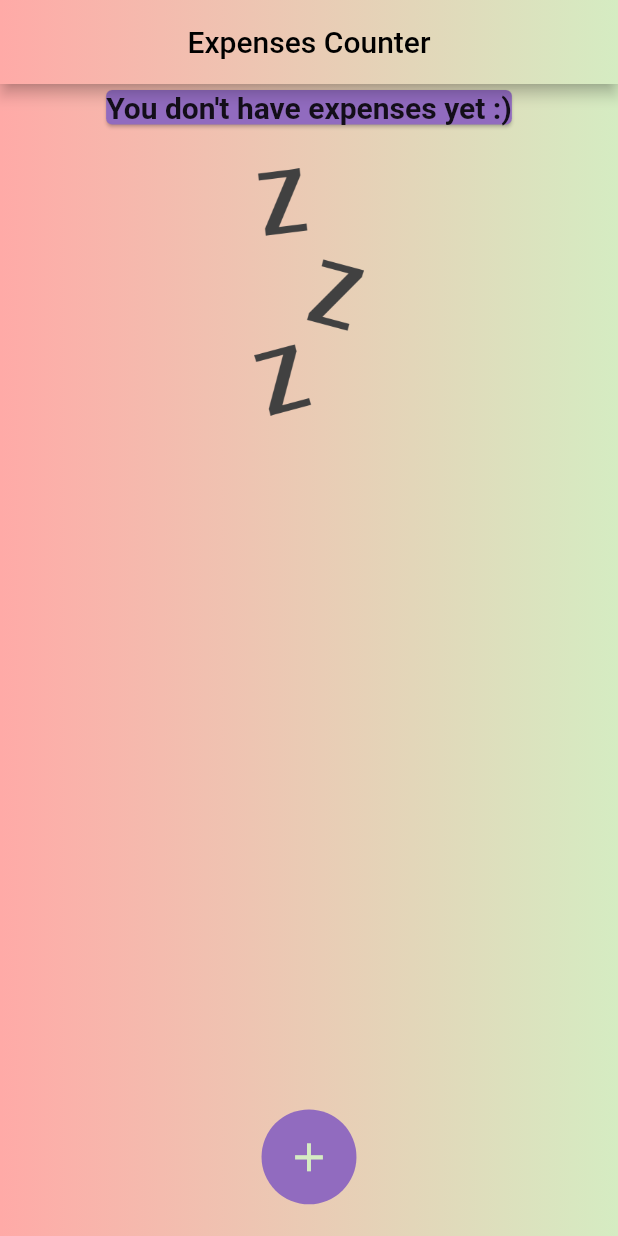
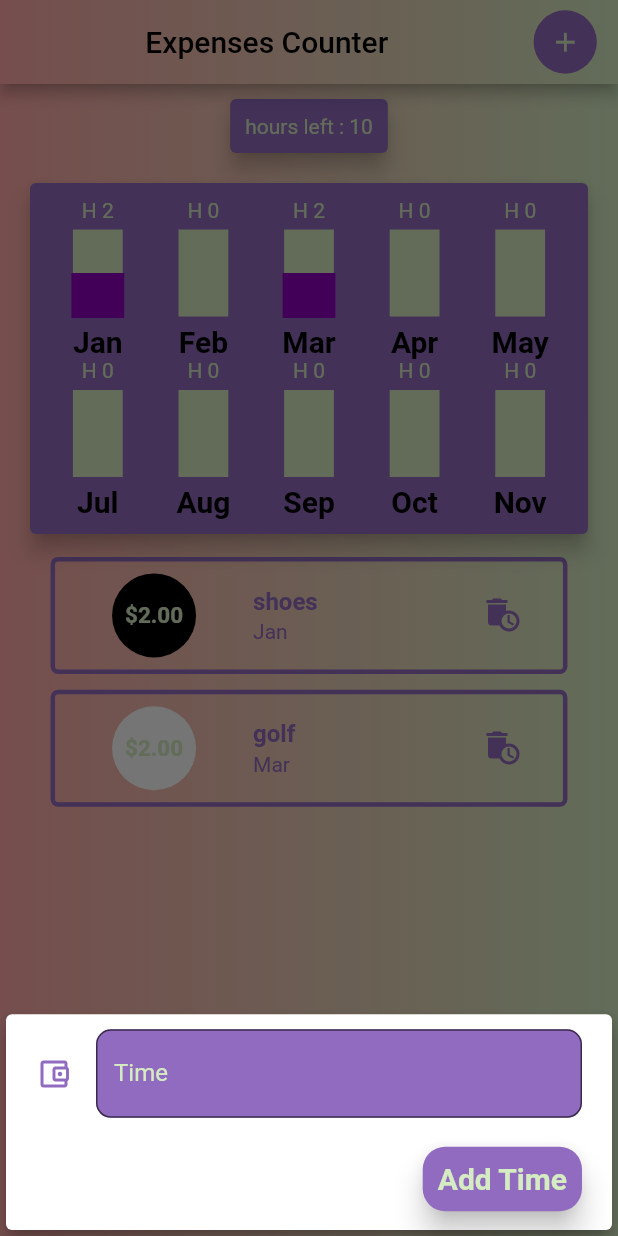
Before and after one commit to budda24/rehabilitation_time_counter, a Flutter app: the screen it shows after launch, after a tap on the "add" icon, on a phone screen of 412 x 824 dp. Run offline on Flutter 3.47's test engine with Material 2 defaults, Android fonts, the phone set to English and light mode, and no system bars; our stand-ins replace flutter_screenutil, get.

Commit message:
houers left & chart with 12 mounth

```diff
--- a/lib/app/data/transaction.dart
+++ b/lib/app/data/transaction.dart
@@ -2,10 +2,10 @@ class Transaction {
   final String id;
   final String title;
   final double amount;
-  final DateTime date;
+  final String month;
   const Transaction({
     required this.amount,
-    required this.date,
+    required this.month,
     required this.id,
     required this.title,
   });
--- a/lib/app/modules/home/controllers/home_controller.dart
+++ b/lib/app/modules/home/controllers/home_controller.dart
@@ -1,35 +1,46 @@
+import 'package:flutter/material.dart';
 import 'package:get/get.dart';
 
 import '../../../data/transaction.dart';
+import '../../../widgets/add_time_sheet.dart';
+import '../../../widgets/chart_bar.dart';
+import '../../../widgets/add_rehabilitation_sheet.dart';
 
 class HomeController extends GetxController {
-  bool isChartDisplayed = true;
+  final TextEditingController textControllerAmount = TextEditingController();
+  final TextEditingController textControllertitle = TextEditingController();
+  final TextEditingController textControllerhouersToUse =
+      TextEditingController();
 
-  void startAddNewTransaction() {
-    /* Get.showOverlay(
-      context: ctx,
-      isScrollControlled: true,
-      : (_) {
-        print('function trigered');
-        return Padding(
-          padding: const EdgeInsets.symmetric(horizontal: 18),
-          child: NewTransaction(
-            getTransactionList: () {/*TODO add new transaction */},
-            mediaQuery: MediaQuery.of(ctx),
-          ),
-        );
-      },
-    ); */
+  int houerToUse = 10;
+  void changeHoursToUse() {
+    houerToUse = int.parse(textControllerhouersToUse.text);
   }
 
-  static final List<Transaction> listTransactions = [
-    Transaction(amount: 155.00, date: DateTime.now(), id: 't1', title: 'shoes'),
-    Transaction(amount: 122, date: DateTime.now(), id: 't2', title: 'golf')
+  final List<Transaction> listTransactions = [
+    Transaction(amount: 2, month: 'Jan', id: 't1', title: 'shoes'),
+    Transaction(amount: 2, month: 'Mar', id: 't2', title: 'golf')
   ];
 
-  void addNewTransaction(String txTitle, double txAmount, DateTime date) {
-    var tmpTx = Transaction(
-        amount: txAmount, title: txTitle, date: date, id: 'transaction: index');
+  var monthSelected = 'Jan';
+  final List<String> mounthList = [
+    'Jan',
+    'Feb',
+    'Mar',
+    'Apr',
+    'May',
+    'Jun',
+    'Jul',
+    'Aug',
+    'Sep',
+    'Oct',
+    'Nov',
+    'Dec'
+  ];
+
+  @override
+  void onClose() {
+    super.onClose();
   }
 
   @override
@@ -42,8 +53,64 @@ class HomeController extends GetxController {
     super.onReady();
   }
 
-  @override
-  void onClose() {
-    super.onClose();
+  Future showBottomSheetNewTransaction() {
+    return Get.bottomSheet(NewTransaction());
+  }
+
+  Future showBottomSheetNewhouers() {
+    return Get.bottomSheet(NewAvailableTimeSheet());
+  }
+
+  void addTransaction(Transaction transaction) {
+    listTransactions.add(transaction);
+  }
+
+  List<Map<String, dynamic>> get grupedTransactionValues {
+    return mounthList.map((e) {
+      double houersSpent = 0;
+      listTransactions.forEach((element) {
+        if (e == element.month) {
+          houersSpent += element.amount;
+        }
+      });
+      return {'mounth': e, 'houers_spent': houersSpent};
+    }).toList();
+  }
+
+  /*creating the list of widgets chart*/
+  List<Widget> get listOfCharts {
+    List<Widget> barList = [];
+    if (grupedTransactionValues.isNotEmpty) {
+      int lenght = grupedTransactionValues.length;
+      for (int i = 0; i < lenght; i++) {
+        barList.add(Flexible(
+          fit: FlexFit.tight,
+          child: ChartBar(
+              lable: grupedTransactionValues[i]['mounth'].toString(),
+              spendedamount: double.parse(
+                  grupedTransactionValues[i]['houers_spent'].toString()),
+              totalSpendedamount: 4 //TODO total spending,
+              ),
+        ));
+      }
+    } else {
+      listOfCharts.add(ChartBar(
+          lable: 'there is no transaction',
+          spendedamount: 0,
+          totalSpendedamount: 0));
+    }
+    return barList;
+  }
+
+  void addNewTransaction() {
+    listTransactions.add(
+      Transaction(
+          amount: double.parse(textControllerAmount.text),
+          title: textControllertitle.text,
+          month: monthSelected,
+          id: 'index${listTransactions.length}'),
+    );
+    update();
+    Get.back();
   }
 }
--- a/lib/app/modules/home/views/home_view.dart
+++ b/lib/app/modules/home/views/home_view.dart
@@ -1,9 +1,11 @@
 import 'package:flutter/material.dart';
+import 'package:flutter_screenutil/flutter_screenutil.dart';
 
 import 'package:get/get.dart';
 
 import '../../../../const/const.dart';
 import '../../../widgets/IconPlusButton.dart';
+import '../../../widgets/chart.dart';
 import '../../../widgets/transaction_list.dart';
 import '../controllers/home_controller.dart';
 
@@ -11,17 +13,22 @@ class HomeView extends GetView<HomeController> {
   const HomeView({Key? key}) : super(key: key);
   @override
   Widget build(BuildContext context) {
-    MediaQueryData mediaQuery = MediaQuery.of(context);
-    double width = mediaQuery.size.width;
-    double height = mediaQuery.size.height;
-    /*for rendering difrent dependent on orientation*/
-    bool isLandscape = mediaQuery.orientation == Orientation.landscape;
-
     return Container(
       decoration: kBoxLinearGradient,
       child: Scaffold(
         appBar: AppBar(
           flexibleSpace: Container(decoration: kBoxLinearGradient),
+          actions: [
+            Container(
+              margin: EdgeInsets.only(right: 0.0342.sw),
+              child: IconPlusButton(
+                callBack: () {
+                  controller.showBottomSheetNewhouers();
+                },
+                iconSize: 0.0256.sh,
+              ),
+            )
+          ],
           title: Center(
             child: Text(
               'Expenses Counter',
@@ -36,23 +43,37 @@ class HomeView extends GetView<HomeController> {
             mainAxisAlignment: MainAxisAlignment.start,
             crossAxisAlignment: CrossAxisAlignment.center,
             children: [
-              //chartOn?
-              /* ? Chart(
-                      listOfTransactionl: []/* list of transaction */,
-                    )
-                  : */
-              TransactionList(
-                lfDeleteTransaction: () {/*TODO delete transaction */},
-                listTransactions: [],
+              Card(
+                elevation: 6,
+                margin: kMainMargin,
+                color: kPurpulColor,
+                child: Padding(
+                  padding: const EdgeInsets.all(10.0),
+                  child: GetBuilder<HomeController>(
+                    builder: (builderController) {
+                      return Text(
+                        'hours left : ${builderController.houerToUse.toString()}',
+                        style: TextStyle(color: kMainColor),
+                      );
+                    },
+                  ),
+                ),
               ),
+              Chart(),
+              GetBuilder<HomeController>(builder: (builderController) {
+                return TransactionList(
+                  lfDeleteTransaction: () {/*TODO delete transaction */},
+                  listTransactions: builderController.listTransactions,
+                );
+              }),
             ],
           ),
         ),
         floatingActionButton: Container(
-          margin: EdgeInsets.only(bottom: height * 0.0256),
+          margin: EdgeInsets.only(bottom: 0.0256.sh),
           child: IconPlusButton(
-            callBack: () => {} /* startAddNewTransaction(context) */,
-            iconSize: height * 0.0384,
+            callBack: () => {controller.showBottomSheetNewTransaction()},
+            iconSize: 0.0384.sh,
           ),
         ),
         floatingActionButtonLocation: FloatingActionButtonLocation.centerDocked,
--- a/lib/app/widgets/IconPlusButton.dart
+++ b/lib/app/widgets/IconPlusButton.dart
@@ -11,11 +11,11 @@ class IconPlusButton extends StatelessWidget {
   Widget build(BuildContext context) {
     return CircleAvatar(
       radius: iconSize,
-      backgroundColor: kGreColor,
+      backgroundColor: kPurpulColor,
       child: IconButton(
         color: kMainColor,
         iconSize: iconSize,
-        onPressed:callBack,
+        onPressed: callBack,
         icon: Icon(
           Icons.add,
         ),
--- /dev/null
+++ b/lib/app/widgets/add_time_sheet.dart
@@ -0,0 +1,65 @@
+import 'package:flutter/material.dart';
+import 'package:flutter_complete_guide/app/modules/home/controllers/home_controller.dart';
+import 'package:flutter_screenutil/flutter_screenutil.dart';
+import 'package:get/get.dart';
+
+import '../../const/const.dart';
+
+class NewAvailableTimeSheet extends StatelessWidget {
+  @override
+  Widget build(BuildContext context) {
+    var homeController = Get.find<HomeController>();
+    return LayoutBuilder(builder: (context, constrains) {
+      return Card(
+        elevation: 5,
+        child: Container(
+          margin: kMainMargin,
+          child: Column(
+            crossAxisAlignment: CrossAxisAlignment.end,
+            mainAxisSize: MainAxisSize.min,
+            children: [
+              TextField(
+                keyboardType: TextInputType.number,
+                controller: homeController.textControllerhouersToUse,
+                decoration: InputDecoration(
+                  border: OutlineInputBorder(
+                    borderRadius: BorderRadius.circular(10.0),
+                  ),
+                  filled: true,
+                  fillColor: kPurpulColor,
+                  icon: Icon(
+                    Icons.account_balance_wallet_outlined,
+                    color: kPurpulColor,
+                  ),
+                  label: Text(
+                    'Time',
+                    style: TextStyle(color: kMainColor),
+                  ),
+                ),
+              ),
+              SizedBox(
+                height: 0.0204.sh,
+              ),
+              TextButton(
+                onPressed: () {
+
+                },
+                child: Text(
+                  'Add Time',
+                  style: kTextTitle.copyWith(color: kMainColor),
+                ),
+                style: ButtonStyle(
+                  padding: MaterialStateProperty.all(const EdgeInsets.all(10)),
+                  elevation: MaterialStateProperty.all(8),
+                  shape: MaterialStateProperty.all(RoundedRectangleBorder(
+                      borderRadius: BorderRadius.circular(15))),
+                  backgroundColor: MaterialStateProperty.all(kPurpulColor),
+                ),
+              ),
+            ],
+          ),
+        ),
+      );
+    });
+  }
+}
--- a/lib/app/widgets/chart_bar.dart
+++ b/lib/app/widgets/chart_bar.dart
@@ -8,14 +8,11 @@ class ChartBar extends StatelessWidget {
     required this.lable,
     required this.spendedamount,
     required this.totalSpendedamount,
-    /*required this.dateTime,*/
   }) : super(key: key);
 
   final String lable;
   final double spendedamount;
   final double totalSpendedamount;
-
-  /*final DateTime dateTime;*/
 
   @override
   Widget build(BuildContext context) {
@@ -26,7 +23,7 @@ class ChartBar extends StatelessWidget {
           children: [
             Container(
               child: Text(
-                '\$${spendedamount.toStringAsFixed(0)}',
+                '\H ${spendedamount.toStringAsFixed(0)}',
                 style: TextStyle(color: kMainColor),
               ),
             ),
@@ -35,13 +32,13 @@ class ChartBar extends StatelessWidget {
             ),
             Container(
               height: 60,
-              width: width*0.500,
+              width: width * 0.500,
               child: Stack(
                 children: [
                   Container(
                     decoration: BoxDecoration(
                       color: kMainColor,
-                      border: Border.all(color: kGreColor, width: 1),
+                      border: Border.all(color: kPurpulColor, width: 1),
                     ),
                   ),
                   /*to reverse FractionalBox to from top ti bottom you have to use Algin*/
@@ -50,10 +47,10 @@ class ChartBar extends StatelessWidget {
                     child: FractionallySizedBox(
                       heightFactor: totalSpendedamount == 0
                           ? 0.0
-                      /*to get the procentage of total*/
+                          /*to get the procentage of total*/
                           : spendedamount / totalSpendedamount,
                       child: Container(
-                        color: kGreColor.withGreen(1),
+                        color: kPurpulColor.withGreen(1),
                       ),
                     ),
                   ),
--- a/lib/const/const.dart
+++ b/lib/const/const.dart
@@ -1,14 +1,13 @@
 import 'package:flutter/material.dart';
 
 const kMainColor = Color(0xffD5ECC2);
-const kGreColor = Color(0xff916BBF);
+const kPurpulColor = Color(0xff916BBF);
 const kBlackColor = Colors.black;
 final kMainColorShade = Colors.lightGreenAccent.shade700;
 const kWhiteColor = Colors.white;
 
 const kTextTitle = TextStyle(fontSize: 20, fontWeight: FontWeight.bold);
 const kTextinformation = TextStyle(fontSize: 10);
-
 
 const kMainMargin = EdgeInsets.symmetric(vertical: 10, horizontal: 20);
 
@@ -21,7 +20,8 @@ const kBoxLinearGradient = BoxDecoration(
       begin: const FractionalOffset(0.0, 0.0),
       end: const FractionalOffset(1.0, 0.0),
       stops: [0.0, 1.0],
-      tileMode: TileMode.clamp),);
+      tileMode: TileMode.clamp),
+);
 
 /*
 Angela chat */
@@ -43,22 +43,19 @@ const kMessageContainerDecoration = BoxDecoration(
   ),
 );
 
-final kInputDecoration =InputDecoration(
+final kInputDecoration = InputDecoration(
   hintText: 'Enter your email',
   hintStyle: TextStyle(color: Colors.black.withOpacity(0.6)),
-  contentPadding:
-  EdgeInsets.symmetric(vertical: 10.0, horizontal: 20.0),
+  contentPadding: EdgeInsets.symmetric(vertical: 10.0, horizontal: 20.0),
   border: OutlineInputBorder(
     borderRadius: BorderRadius.all(Radius.circular(32.0)),
   ),
   enabledBorder: OutlineInputBorder(
-    borderSide:
-    BorderSide(color: Colors.lightBlueAccent, width: 1.0),
+    borderSide: BorderSide(color: Colors.lightBlueAccent, width: 1.0),
     borderRadius: BorderRadius.all(Radius.circular(32.0)),
   ),
   focusedBorder: OutlineInputBorder(
-    borderSide:
-    BorderSide(color: Colors.lightBlueAccent, width: 2.0),
+    borderSide: BorderSide(color: Colors.lightBlueAccent, width: 2.0),
     borderRadius: BorderRadius.all(Radius.circular(32.0)),
   ),
 );
--- a/lib/main.dart
+++ b/lib/main.dart
@@ -1,15 +1,35 @@
 import 'package:flutter/material.dart';
+import 'package:flutter_screenutil/flutter_screenutil.dart';
 
 import 'package:get/get.dart';
 
 import 'app/routes/app_pages.dart';
 
 void main() {
-  runApp(
-    GetMaterialApp(
-      title: 'Application',
-      initialRoute: AppPages.INITIAL,
-      getPages: AppPages.routes,
-    ),
-  );
+  runApp(MyApp());
 }
+
+class MyApp extends StatelessWidget {
+  MyApp({Key? key}) : super(key: key);
+
+  @override
+  Widget build(BuildContext context) {
+    //TODO run to implement walthrough
+    return LayoutBuilder(
+      builder: (context, constraints) => MediaQuery(
+        data: MediaQueryData.fromWindow(WidgetsBinding.instance.window),
+        child: ScreenUtilInit(
+          designSize: const Size(360, 690),
+          minTextAdapt: true,
+          builder: (context, child) => GetMaterialApp(
+            title: 'Application',
+            getPages: AppPages.routes,
+            initialRoute: Routes.HOME,
+            defaultTransition: Transition.fadeIn,
+            debugShowCheckedModeBanner: false,
+          ),
+        ),
+      ),
+    );
+  }
+}
--- a/pubspec.yaml
+++ b/pubspec.yaml
@@ -15,6 +15,7 @@ dependencies:
   get: 4.6.5
   flutter:
     sdk: flutter
+  flutter_screenutil: ^5.5.4
 
 dev_dependencies:
   flutter_test:
```
Also changed, not shown: lib/app/widgets/add_rehabilitation_sheet.dart (added, +124 -0 lines), lib/app/widgets/chart.dart (+19 -69 lines), lib/app/widgets/new_transaction.dart (deleted, +0 -163 lines), lib/app/widgets/transaction_list.dart (+6 -46 lines), pubspec.lock.
